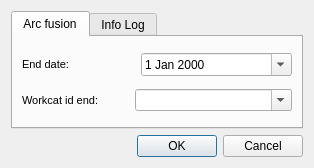
Above: ui/arc_fusion.ui from Giswater/giswater_qgis_plugin before the change. Below: the same form after it.
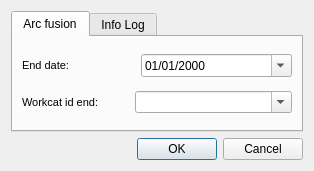
That is the form after the change.

Commit message: Enhancement: set display format for QDate Widgets

Diff of the .ui file:
```diff
--- a/ui/arc_fusion.ui
+++ b/ui/arc_fusion.ui
@@ -7,7 +7,7 @@
     <x>0</x>
     <y>0</y>
     <width>314</width>
-    <height>165</height>
+    <height>171</height>
    </rect>
   </property>
   <property name="windowTitle">
@@ -77,6 +77,9 @@
              <verstretch>0</verstretch>
             </sizepolicy>
            </property>
+           <property name="displayFormat">
+            <string>dd/MM/yyyy</string>
+           </property>
            <property name="calendarPopup">
             <bool>true</bool>
            </property>
```
The commit also changes 8 other files.
